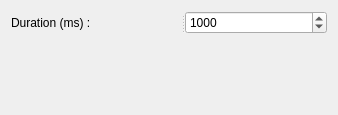
This is BleachUI/CoreView/ui/DelayNodeUi.ui in fatehmtd/RequestFlow as Qt 5 draws it before an edit. The edited form follows.
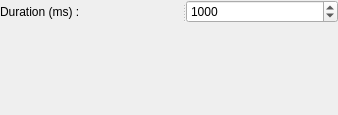
This is the edited form.

Commit message:
Added progress bar and removed the ModifierNode
* enabled cubic edges

```diff
--- a/BleachUI/CoreView/ui/DelayNodeUi.ui
+++ b/BleachUI/CoreView/ui/DelayNodeUi.ui
@@ -14,6 +14,21 @@
    <string>Form</string>
   </property>
   <layout class="QGridLayout" name="gridLayout">
+   <property name="leftMargin">
+    <number>0</number>
+   </property>
+   <property name="topMargin">
+    <number>0</number>
+   </property>
+   <property name="rightMargin">
+    <number>0</number>
+   </property>
+   <property name="bottomMargin">
+    <number>0</number>
+   </property>
+   <property name="horizontalSpacing">
+    <number>0</number>
+   </property>
    <item row="0" column="0">
     <widget class="QSplitter" name="splitter">
      <property name="orientation">
```
The commit also changes 14 other files.
